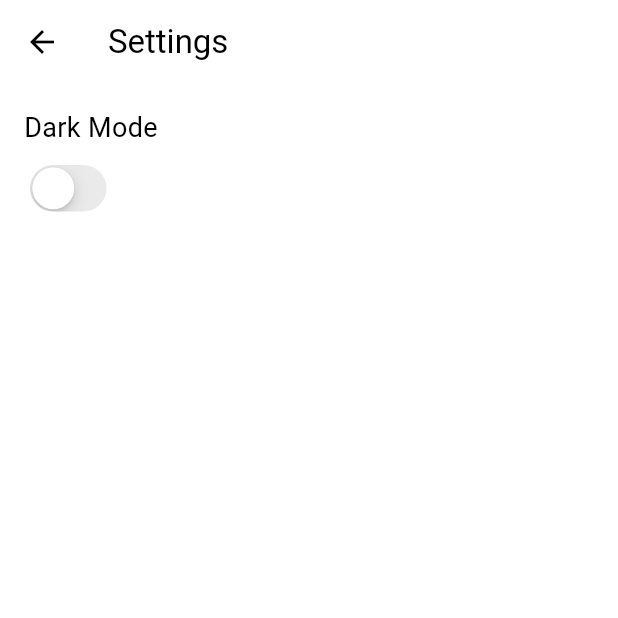
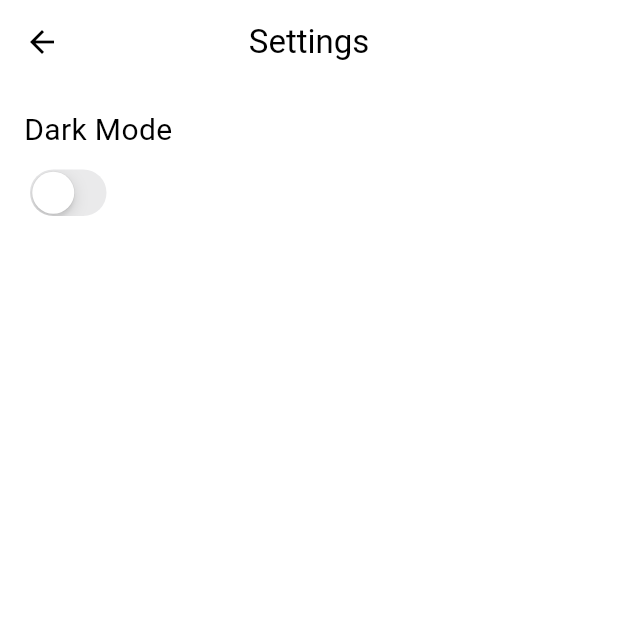
Before and after one commit to sakarpaudel/todo-list, a Flutter app: the SettingsScreen screen opened by its route, on a phone screen of 412 x 824 dp, the top half of it. Run offline on Flutter 3.47's test engine with Material 3 defaults, Android fonts, the phone set to English and light mode, and no system bars; our stand-ins replace shared_preferences; accounts and stored records are empty.

```diff
--- a/lib/screens/settings_screen.dart
+++ b/lib/screens/settings_screen.dart
@@ -16,6 +16,7 @@ class _SettingsScreenState extends State<SettingsScreen> {
     return Scaffold(
       appBar: AppBar(
         title: Text('Settings'),
+        centerTitle: true,
       ),
       body: Padding(
         padding: const EdgeInsets.all(16.0),
@@ -24,7 +25,7 @@ class _SettingsScreenState extends State<SettingsScreen> {
           children: <Widget>[
             Text(
               "Dark Mode",
-              style: TextStyle(fontSize: 18),
+              style: TextStyle(fontSize: 20),
             ),
             SizedBox(height: 8),
             CupertinoSwitch(
```
